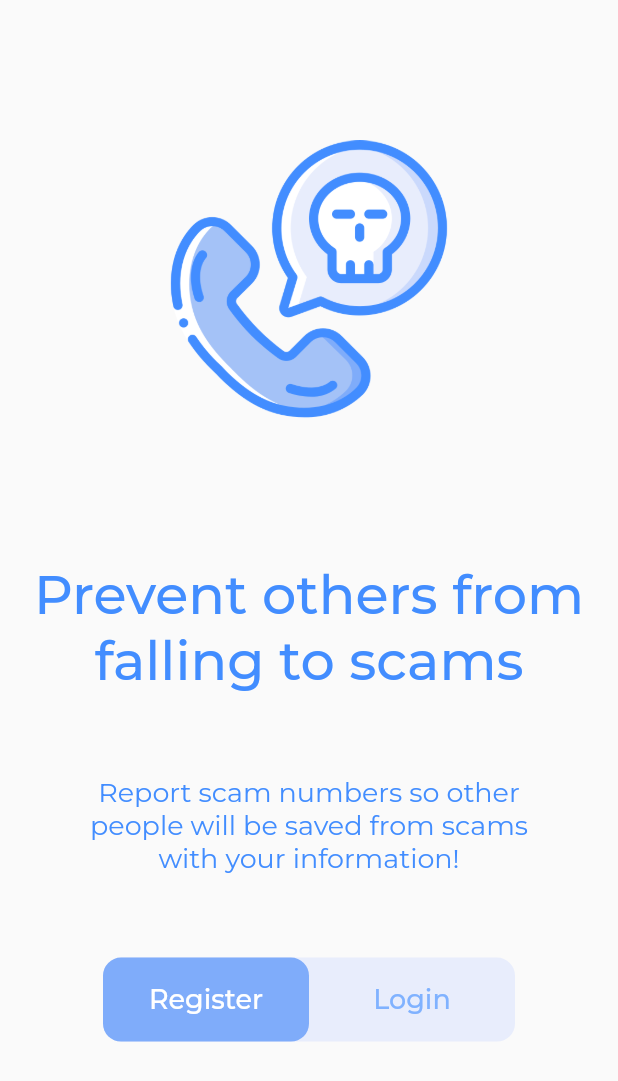
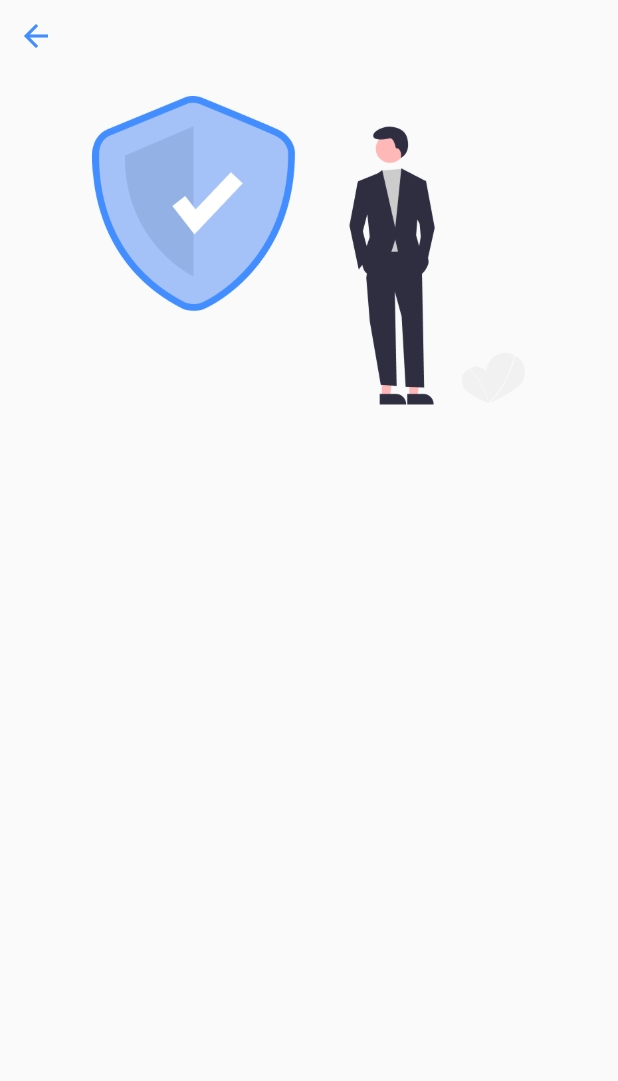
Before and after one commit to rizkyputrapb/CSD104_SUSMATIOR, a Flutter app: the screen it shows after launch, after a tap on "Login", on a phone screen of 412 x 824 dp. Shown: the top 1081 px of the screen. Run offline on Flutter 3.47's test engine with Material 2 defaults, Android fonts, the phone set to English and light mode, and no system bars; our stand-ins replace google_fonts.

Commit message:
add assets for login screen

```diff
--- /dev/null
+++ b/lib/constants/padding_constants.dart
@@ -0,0 +1,3 @@
+const double padding_8 = 8;
+const double padding_12 = 12;
+const double padding_16 = 16;
--- a/lib/main.dart
+++ b/lib/main.dart
@@ -1,5 +1,6 @@
 import 'package:flutter/material.dart';
 import 'package:susmatior_app/ui/screens/landing/landing_screen.dart';
+import 'package:susmatior_app/ui/screens/login/login_screens.dart';
 import 'package:susmatior_app/ui/screens/splash/splash_screen.dart';
 
 void main() {
@@ -16,6 +17,7 @@ class MyApp extends StatelessWidget {
       routes: {
         SplashScreen.routeName: (context) => const SplashScreen(),
         LandingScreen.routeName: (context) => const LandingScreen(),
+        LoginScreen.routeName: (context) => const LoginScreen(),
       },
     );
   }
--- a/lib/ui/screens/landing/landing_screen.dart
+++ b/lib/ui/screens/landing/landing_screen.dart
@@ -2,9 +2,11 @@ import 'package:flutter/material.dart';
 import 'package:google_fonts/google_fonts.dart';
 import 'package:susmatior_app/constants/colors_constants.dart';
 import 'package:susmatior_app/constants/radius_constants.dart';
+import 'package:susmatior_app/ui/screens/login/login_screens.dart';
 
 class LandingScreen extends StatelessWidget {
   static const routeName = '/landing_screen';
+
   const LandingScreen({Key? key}) : super(key: key);
 
   @override
@@ -86,7 +88,9 @@ class LandingScreen extends StatelessWidget {
                     width: MediaQuery.of(context).size.width / 3,
                     height: 56.0,
                     child: MaterialButton(
-                      onPressed: () {},
+                      onPressed: () {
+                        Navigator.pushNamed(context, LoginScreen.routeName);
+                      },
                       elevation: 0,
                       hoverElevation: 0,
                       focusElevation: 0,
--- a/lib/ui/screens/login/login_screens.dart
+++ b/lib/ui/screens/login/login_screens.dart
@@ -0,0 +1,39 @@
+import 'package:flutter/material.dart';
+import 'package:susmatior_app/constants/colors_constants.dart';
+import 'package:susmatior_app/constants/padding_constants.dart';
+
+class LoginScreen extends StatelessWidget {
+  const LoginScreen({Key? key}) : super(key: key);
+
+  static const routeName = "/login";
+
+  @override
+  Widget build(BuildContext context) {
+    return Scaffold(
+      body: ListView(
+        shrinkWrap: true,
+        children: [
+          Row(
+            mainAxisAlignment: MainAxisAlignment.start,
+            children: [
+              IconButton(
+                onPressed: () {
+                  Navigator.pop(context);
+                },
+                icon: const Icon(Icons.arrow_back),
+                color: primaryColor,
+              )
+            ],
+          ),
+          Container(
+            margin: const EdgeInsets.all(padding_16),
+            child: Image.asset(
+              'assets/images/img_login_picture.png',
+              height: MediaQuery.of(context).size.height / 4,
+            ),
+          ),
+        ],
+      ),
+    );
+  }
+}
--- a/pubspec.yaml
+++ b/pubspec.yaml
@@ -60,7 +60,7 @@ flutter:
 
   # To add assets to your application, add an assets section, like this:
   assets:
-    - assets/images/img_splash_picture.png
+    - assets/images/
   #   - images/a_dot_ham.jpeg
 
   # An image asset can refer to one or more resolution-specific "variants", see
```
Also changed, not shown: assets/images/img_login_picture.png (added).
